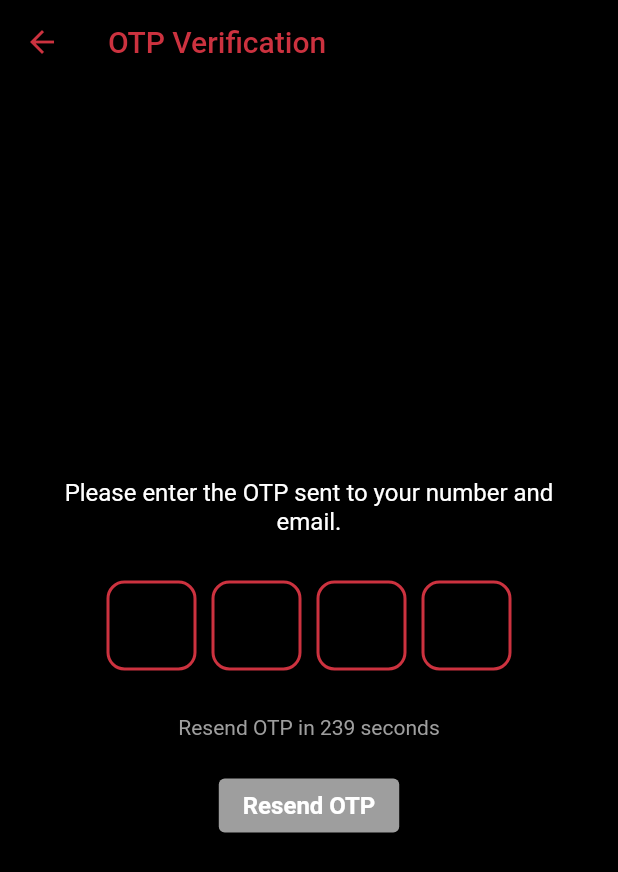
After one commit to krish-1604/Couple_Cupid_App, a Flutter app: the OtpPage screen opened directly, on a phone screen of 412 x 824 dp. The commit adds this screen. Shown: the top 872 px of the screen. Run offline on Flutter 3.47's test engine with Material 2 defaults, Android fonts, the phone set to English and light mode, and no system bars; our stand-ins replace firebase_auth, firebase_core, font_awesome_flutter, google_sign_in, image_picker, lottie and 1 more; missing offline and left inert: dart:ffi; accounts and stored records are empty; Roboto replaces fonts that are missing (Sk-Modernist).

Commit message:
version 15

```diff
--- /dev/null
+++ b/lib/otp.dart
@@ -0,0 +1,133 @@
+import 'package:flutter/material.dart';
+
+class OtpPage extends StatefulWidget {
+  @override
+  _OtpPageState createState() => _OtpPageState();
+}
+
+class _OtpPageState extends State<OtpPage> {
+  int _remainingTime = 240;
+  bool _isResendingOtp = false;
+
+  @override
+  void initState() {
+    super.initState();
+    startTimer();
+  }
+
+  void startTimer() {
+    if (_remainingTime > 0) {
+      Future.delayed(Duration(seconds: 1), () {
+        setState(() {
+          _remainingTime--;
+        });
+        startTimer();
+      });
+    } else {
+      setState(() {
+        _isResendingOtp = true;
+      });
+    }
+  }
+
+  @override
+  Widget build(BuildContext context) {
+    return Scaffold(
+      appBar: AppBar(
+        title: Text(
+          'OTP Verification',
+          style: TextStyle(color: Color(0xffCC323F)),
+        ),
+        backgroundColor: Colors.black,
+        iconTheme: IconThemeData(color: Color(0xffCC323F)),
+      ),
+      body: Container(
+        decoration: BoxDecoration(
+          color: Color(0xff000000),
+        ),
+        padding: EdgeInsets.all(20),
+        child: Center(
+          child: Column(
+            mainAxisAlignment: MainAxisAlignment.center,
+            crossAxisAlignment: CrossAxisAlignment.center,
+            children: [
+              Text(
+                'Please enter the OTP sent to your number and email.',
+                textAlign: TextAlign.center,
+                style: TextStyle(fontSize: 16, color: Colors.white),
+              ),
+              SizedBox(height: 30),
+              Row(
+                mainAxisAlignment: MainAxisAlignment.center,
+                children: [
+                  _buildOtpField(),
+                  SizedBox(width: 10),
+                  _buildOtpField(),
+                  SizedBox(width: 10),
+                  _buildOtpField(),
+                  SizedBox(width: 10),
+                  _buildOtpField(),
+                ],
+              ),
+              SizedBox(height: 30),
+              Text(
+                _isResendingOtp
+                    ? 'Did not receive OTP? Tap to resend.'
+                    : 'Resend OTP in ${_remainingTime.toString()} seconds',
+                style: TextStyle(
+                  color: _isResendingOtp ? Colors.blue : Colors.grey,
+                  fontSize: 14,
+                ),
+              ),
+              SizedBox(height: 20),
+              ElevatedButton(
+                onPressed: _isResendingOtp ? () {} : null,
+                style: ButtonStyle(
+                  backgroundColor: _isResendingOtp
+                      ? MaterialStateProperty.all<Color>(Color(0xffCC323F))
+                      : MaterialStateProperty.all<Color>(Colors.grey),
+                ),
+                child: Text(
+                  'Resend OTP',
+                  style: TextStyle(
+                    fontFamily: 'Sk-Modernist',
+                    fontSize: 16,
+                    fontWeight: FontWeight.w700,
+                    color: Colors.white,
+                  ),
+                ),
+              ),
+            ],
+          ),
+        ),
+      ),
+    );
+  }
+
+  Widget _buildOtpField() {
+    return Container(
+      width: 60,
+      height: 60,
+      decoration: BoxDecoration(
+        border: Border.all(color: Color(0xffCC323F), width: 2),
+        borderRadius: BorderRadius.circular(12),
+      ),
+      child: TextField(
+        maxLength: 1,
+        keyboardType: TextInputType.number,
+        style: TextStyle(fontSize: 20, color: Colors.white),
+        textAlign: TextAlign.center,
+        decoration: InputDecoration(
+          counterText: '',
+          border: OutlineInputBorder(
+            borderSide: BorderSide.none,
+          ),
+        ),
+      ),
+    );
+  }
+}
+
+void main() {
+  runApp(MaterialApp(home: OtpPage()));
+}
```
Also changed, not shown: lib/number.dart (deleted, +0 -165 lines), lib/signup.dart (+30 -10 lines), pubspec.lock, 3 other files.
